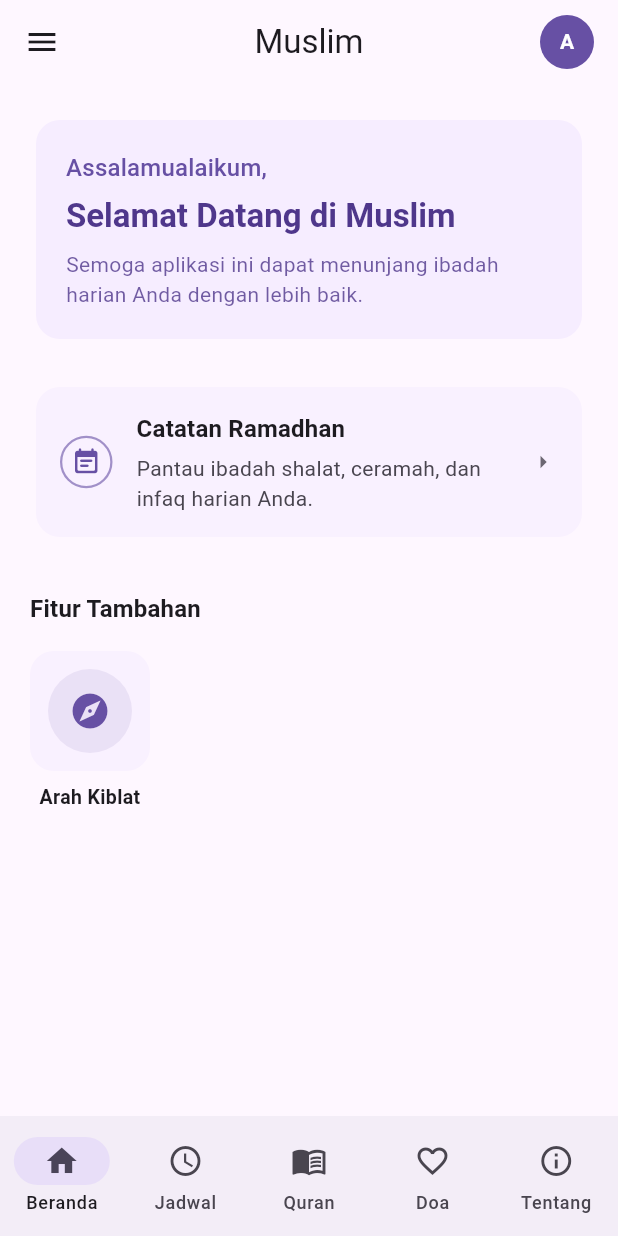
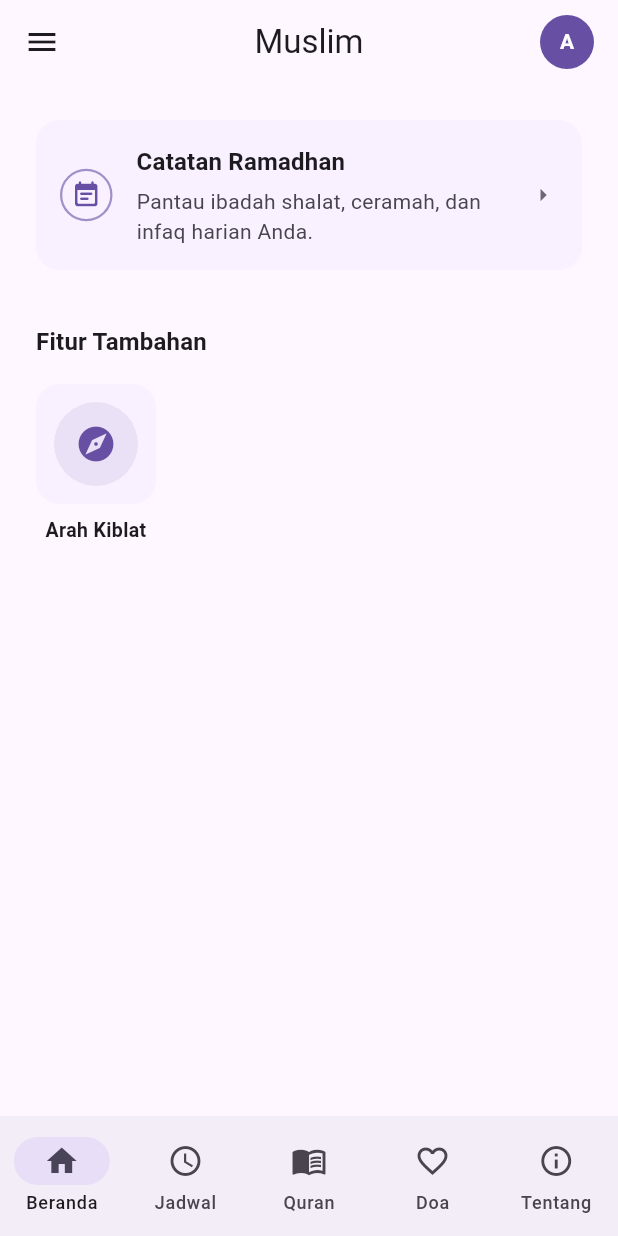
Before and after one commit to wibisanabama/muslim-app, a Flutter app: the screen it shows after launch, on a phone screen of 412 x 824 dp. Run offline on Flutter 3.47's test engine with Material 3 defaults, Android fonts, the phone set to English and light mode, and no system bars; our stand-ins replace shared_preferences.

Commit message:
style(home): remove welcoming banner and align additional features to visual grid

```diff
--- a/lib/view/home_page.dart
+++ b/lib/view/home_page.dart
@@ -71,46 +71,7 @@ class _HomePageState extends State<HomePage> {
         child: Column(
           crossAxisAlignment: CrossAxisAlignment.stretch,
           children: [
-            // Welcoming Banner Card
-            Card(
-              elevation: 0,
-              color: theme.colorScheme.primaryContainer.withValues(alpha: 0.4),
-              shape: RoundedRectangleBorder(
-                borderRadius: BorderRadius.circular(16),
-              ),
-              child: Padding(
-                padding: const EdgeInsets.all(20.0),
-                child: Column(
-                  crossAxisAlignment: CrossAxisAlignment.start,
-                  children: [
-                    Text(
-                      'Assalamualaikum,',
-                      style: theme.textTheme.titleMedium?.copyWith(
-                        color: theme.colorScheme.primary,
-                        fontWeight: FontWeight.w500,
-                      ),
-                    ),
-                    const SizedBox(height: 6),
-                    Text(
-                      'Selamat Datang di Muslim',
-                      style: theme.textTheme.titleLarge?.copyWith(
-                        fontWeight: FontWeight.bold,
-                        color: theme.colorScheme.onPrimaryContainer,
-                      ),
-                    ),
-                    const SizedBox(height: 8),
-                    Text(
-                      'Semoga aplikasi ini dapat menunjang ibadah harian Anda dengan lebih baik.',
-                      style: theme.textTheme.bodyMedium?.copyWith(
-                        color: theme.colorScheme.onPrimaryContainer.withValues(alpha: 0.8),
-                        height: 1.4,
-                      ),
-                    ),
-                  ],
-                ),
-              ),
-            ),
-            const SizedBox(height: 24),
+
 
             // Catatan Ramadhan Card
             Card.filled(
@@ -183,17 +144,22 @@ class _HomePageState extends State<HomePage> {
             const SizedBox(height: 32),
 
             // Section Fitur Tambahan
-            Text(
+            Padding(
+              padding: const EdgeInsets.symmetric(horizontal: 4.0),
+              child: Text(
                 'Fitur Tambahan',
                 style: theme.textTheme.titleMedium?.copyWith(
                   fontWeight: FontWeight.bold,
                   color: theme.colorScheme.onSurface,
                 ),
               ),
+            ),
             const SizedBox(height: 16),
 
             // Shortcuts Row / Wrap
-            Wrap(
+            Padding(
+              padding: const EdgeInsets.symmetric(horizontal: 4.0),
+              child: Wrap(
                 spacing: 20,
                 runSpacing: 20,
                 children: [
@@ -212,6 +178,7 @@ class _HomePageState extends State<HomePage> {
                     },
                   ),
                 ],
+              ),
             ),
           ],
         ),
```
Lines whose indentation alone changed are shown as unchanged.
